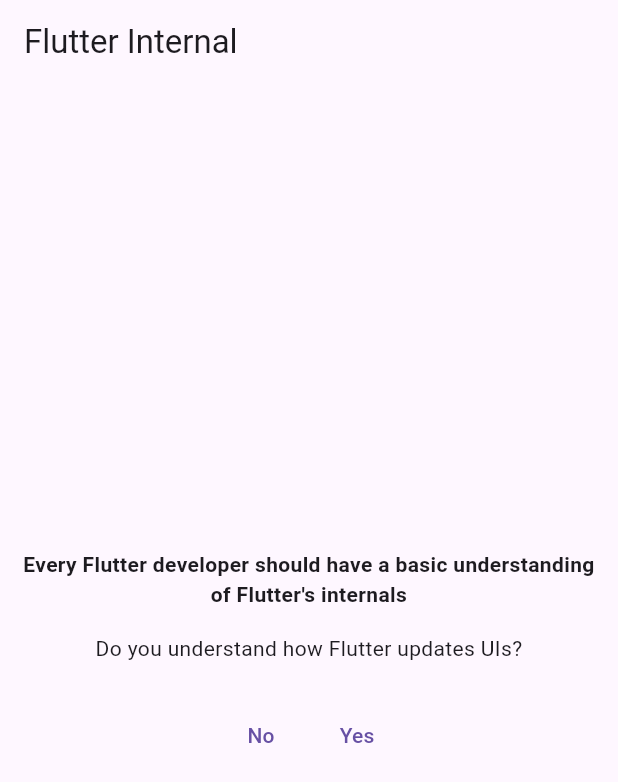
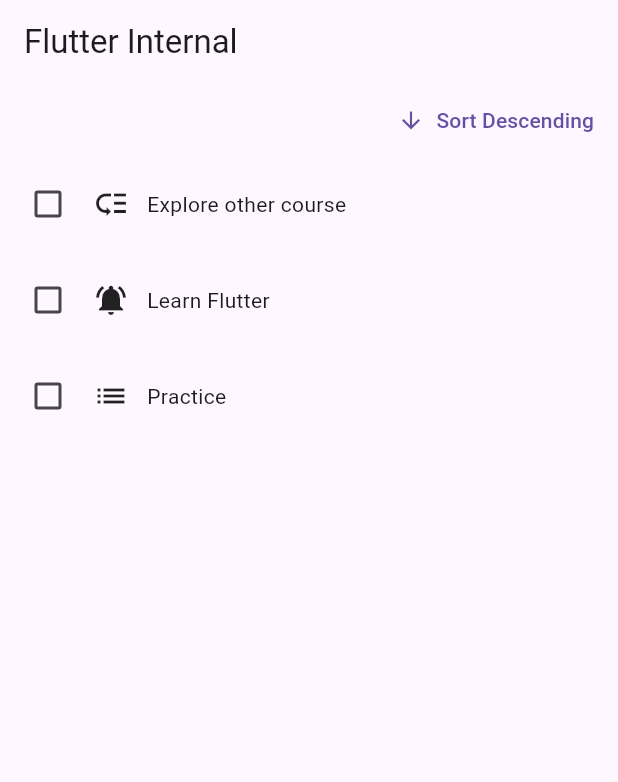
Before and after one commit to Veng-Eang/todo_app, a Flutter app: the screen it shows after launch, on a phone screen of 412 x 824 dp. Shown: the top 782 px of the screen. Run offline on Flutter 3.47's test engine with Material 3 defaults, Android fonts, the phone set to English and light mode, and no system bars.

Commit message:
key in flutter

```diff
--- /dev/null
+++ b/lib/keys/checkable_todo_item.dart
@@ -0,0 +1,43 @@
+import 'package:flutter/material.dart';
+
+enum Priority { urgent, normal, low }
+
+class CheckableTodoItem extends StatefulWidget {
+  const CheckableTodoItem(this.text, this.priority, {super.key});
+  final String text;
+  final Priority priority;
+  @override
+  State<CheckableTodoItem> createState() => _CheckableTodoItem();
+}
+
+class _CheckableTodoItem extends State<CheckableTodoItem> {
+  var _done = false;
+  void _setDone(bool? isCheck) {
+    setState(() {
+      _done = isCheck ?? false;
+    });
+  }
+
+  @override
+  Widget build(BuildContext context) {
+    var icon = Icons.low_priority;
+    if (widget.priority == Priority.urgent) {
+      icon = Icons.notifications_active;
+    }
+    if (widget.priority == Priority.normal) {
+      icon = Icons.list;
+    }
+    return Padding(
+      padding: const EdgeInsets.all(8),
+      child: Row(
+        children: [
+          Checkbox(value: _done, onChanged: _setDone),
+          const SizedBox(width: 6),
+          Icon(icon),
+          const SizedBox(width: 12),
+          Text(widget.text),
+        ],
+      ),
+    );
+  }
+}
--- /dev/null
+++ b/lib/keys/keys.dart
@@ -0,0 +1,74 @@
+import 'package:flutter/material.dart';
+import 'package:todo_app/keys/checkable_todo_item.dart';
+
+class Todo {
+  const Todo(this.text, this.priority);
+  final String text;
+  final Priority priority;
+}
+
+class Keys extends StatefulWidget {
+  const Keys({super.key});
+  @override
+  State<Keys> createState() {
+    return _KeysState();
+  }
+}
+
+class _KeysState extends State<Keys> {
+  var _order = 'asc';
+
+  final _todos = [
+    const Todo('Learn Flutter', Priority.urgent),
+    const Todo('Practice', Priority.normal),
+    const Todo('Explore other course', Priority.low),
+  ];
+
+  List<Todo> get _orderedTodos {
+    final sortedTodos = List.of(_todos);
+    sortedTodos.sort((a, b) {
+      final bComesAfterA = a.text.compareTo(b.text);
+      return _order == 'asc' ? bComesAfterA : -bComesAfterA;
+    });
+    return sortedTodos;
+  }
+
+  void _changeOrder() {
+    setState(() {
+      _order = _order == 'asc' ? 'desc' : 'asc';
+    });
+  }
+
+  @override
+  Widget build(BuildContext context) {
+    return Column(
+      children: [
+        Align(
+          alignment: Alignment.centerRight,
+          child: TextButton.icon(
+            onPressed: _changeOrder,
+            icon: Icon(
+              _order == 'asc' ? Icons.arrow_downward : Icons.arrow_upward,
+            ),
+            label: Text(
+              'Sort ${_order == 'asc' ? 'Descending' : 'Ascending'}',
+            ),
+          ),
+        ),
+        Expanded(
+          child: Column(
+            children: [
+              for (final todo in _orderedTodos)
+                // TodoItem(todo.text, todo.priority),
+                CheckableTodoItem(
+                  todo.text,
+                  todo.priority,
+                  key: ObjectKey(todo), // ValueKey(todo.text),
+                ),
+            ],
+          ),
+        )
+      ],
+    );
+  }
+}
--- a/lib/main.dart
+++ b/lib/main.dart
@@ -1,4 +1,5 @@
 import 'package:flutter/material.dart';
+import 'package:todo_app/keys/keys.dart';
 import 'package:todo_app/ui_update_demo.dart';
 
 void main() {
@@ -14,7 +15,8 @@ class MyApp extends StatelessWidget {
         appBar: AppBar(
           title: const Text("Flutter Internal"),
         ),
-        body: const UIUpdateDemo(),
+        // body: const UIUpdateDemo(),
+        body: const Keys(),
       ),
     );
   }
--- a/lib/ui_update_demo.dart
+++ b/lib/ui_update_demo.dart
@@ -1,65 +1,31 @@
 import 'package:flutter/material.dart';
+import 'package:todo_app/demo_button.dart';
 
-class UIUpdateDemo extends StatefulWidget {
+class UIUpdateDemo extends StatelessWidget {
   const UIUpdateDemo({super.key});
 
   @override
-  StatefulElement createElement() {
-    print('UIUpdatesDemo CREATEELEMENT called');
-    return super.createElement();
-  }
-
-  @override
-  State<UIUpdateDemo> createState() {
-    return _UIUpdateDemoState();
-  }
-}
-
-class _UIUpdateDemoState extends State<UIUpdateDemo> {
-  var _isUnderstood = false;
-  @override
   Widget build(BuildContext context) {
     print('UIUpatesDemo BUILD called');
-    return Padding(
-      padding: const EdgeInsets.all(8.0),
+    return const Padding(
+      padding: EdgeInsets.all(8.0),
       child: Center(
         child: Column(
           mainAxisSize: MainAxisSize.min,
           crossAxisAlignment: CrossAxisAlignment.center,
           children: [
-            const Text(
+            Text(
               'Every Flutter developer should have a basic understanding of Flutter\'s internals',
               textAlign: TextAlign.center,
               style: TextStyle(fontWeight: FontWeight.bold),
             ),
-            const SizedBox(height: 16),
-            const Text(
+            SizedBox(height: 16),
+            Text(
               'Do you understand how Flutter updates UIs?',
               textAlign: TextAlign.center,
             ),
-            const SizedBox(height: 24),
-            Row(
-              mainAxisAlignment: MainAxisAlignment.center,
-              children: [
-                TextButton(
-                  onPressed: () {
-                    setState(() {
-                      _isUnderstood = false;
-                    });
-                  },
-                  child: const Text('No'),
-                ),
-                TextButton(
-                  onPressed: () {
-                    setState(() {
-                      _isUnderstood = true;
-                    });
-                  },
-                  child: const Text('Yes'),
-                ),
-              ],
-            ),
-            if (_isUnderstood) const Text('Awesome!'),
+            SizedBox(height: 24),
+            DemoButton(),
           ],
         ),
       ),
```
Also changed, not shown: lib/demo_button.dart (added, +50 -0 lines), lib/keys/todo_item.dart (added, +32 -0 lines).
